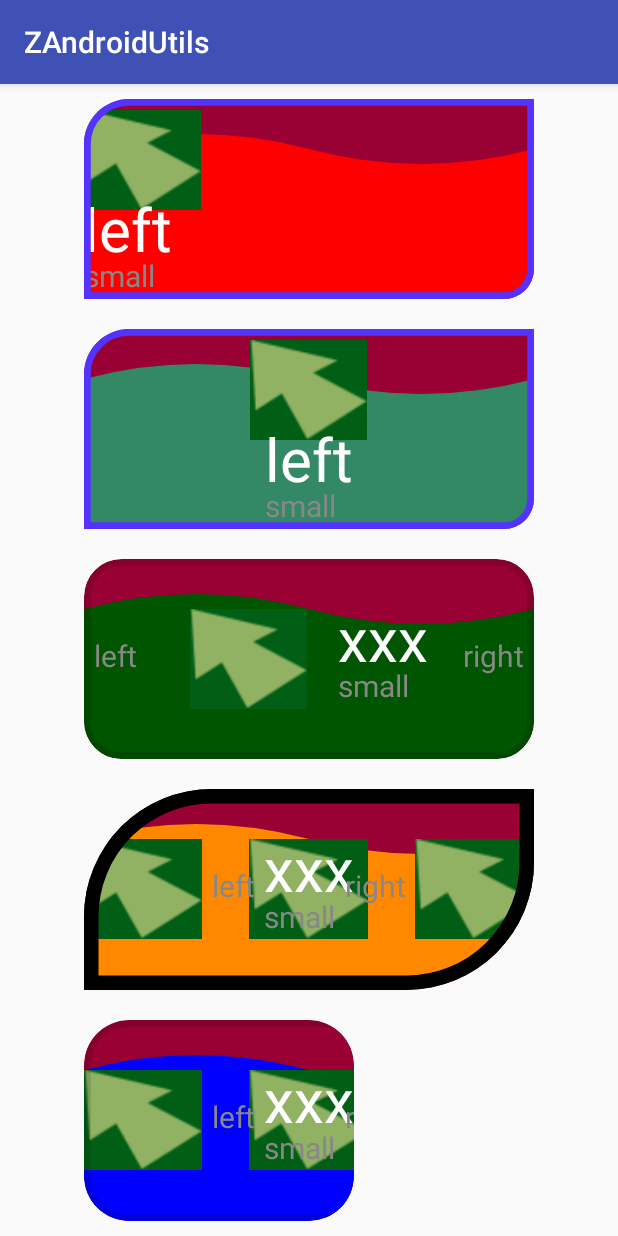
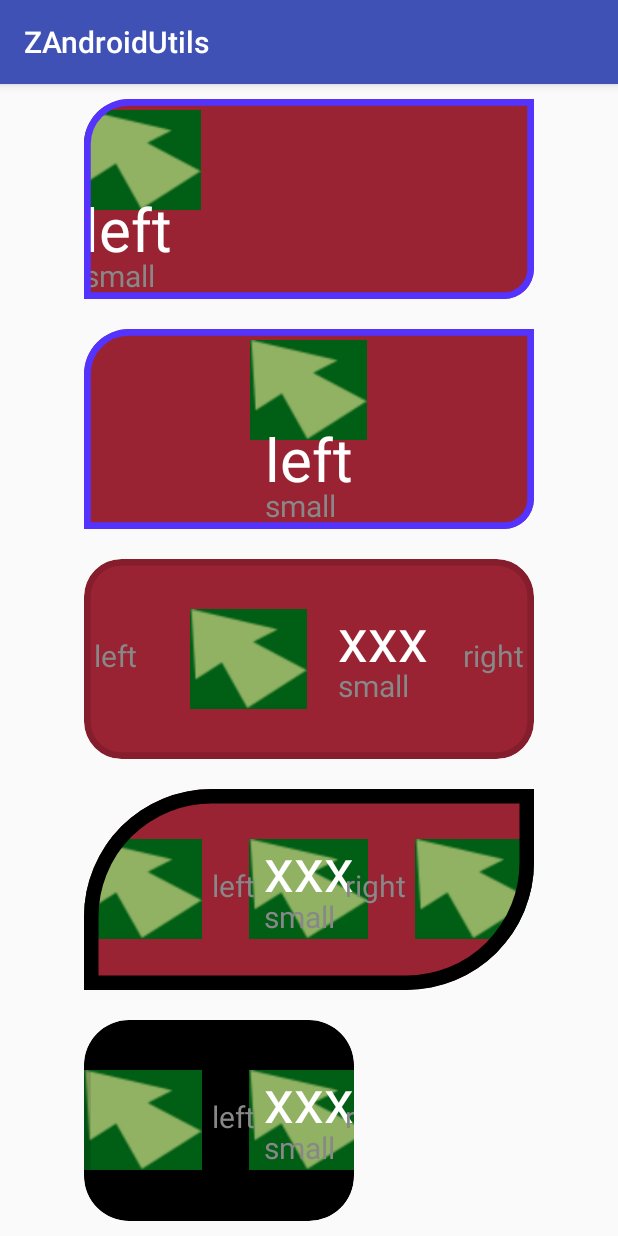
Before and after one commit to Zhaoyuntao/AndroidUtils, an Android app: the screen it shows after launch (MainActivity), on a phone screen of 412 x 824 dp. Run offline under Robolectric (Android 15) with nearby library versions, the phone set to English and light mode, and no system bars.

Commit message:
20190117

```diff
--- a/app/src/main/java/com/androidutils/www/zandroidutils/MainActivity.java
+++ b/app/src/main/java/com/androidutils/www/zandroidutils/MainActivity.java
@@ -19,5 +19,12 @@ public class MainActivity extends AppCompatActivity {
         setContentView(R.layout.activity_main);
 
         final ZButton zButton = findViewById(R.id.zbutton);
+        final ZButton zButton0 = findViewById(R.id.zbutton0);
+        final ZButton zButton1 = findViewById(R.id.zbutton1);
+        final ZButton zButton2 = findViewById(R.id.zbutton2);
+        final ZButton zButton3 = findViewById(R.id.zbutton3);
+        zButton.addFriend(zButton0).addFriend(zButton1).addFriend(zButton2).addFriend(zButton3);
+        zButton3.setChoosen(true);
+
     }
 }
--- a/app/src/main/res/layout/activity_main.xml
+++ b/app/src/main/res/layout/activity_main.xml
@@ -21,12 +21,12 @@
         app:color_back="#992233"
         app:color_back_click="#990033"
         app:color_back_disable="#666666"
-        app:color_back_choose="#990033"
+        app:color_back_choose="#000000"
         app:radius_lefttop="30dp"
         app:radius_rightbottom="20dp"
         app:text_center="left"
         app:text_center_small="small"
-        app:wave="true"
+        app:wave="false"
         app:wavecolor="#ff0000"
         app:textsize="40sp"
         app:textsize_small="20sp"
@@ -52,12 +52,12 @@
         app:color_back="#992233"
         app:color_back_click="#990033"
         app:color_back_disable="#666666"
-        app:color_back_choose="#990033"
+        app:color_back_choose="#000000"
         app:radius_lefttop="30dp"
         app:radius_rightbottom="20dp"
         app:text_center="left"
         app:text_center_small="small"
-        app:wave="true"
+        app:wave="false"
         app:wavecolor="#338866"
         app:textsize="40sp"
         app:textsize_small="20sp"
@@ -82,13 +82,13 @@
         app:color_back="#992233"
         app:color_back_click="#990033"
         app:color_back_disable="#666666"
-        app:color_back_choose="#990033"
+        app:color_back_choose="#000000"
         app:radius="25dp"
         app:text_center="xxx"
         app:text_center_small="small"
         app:text_left="left"
         app:text_right="right"
-        app:wave="true"
+        app:wave="false"
         app:wavecolor="#005500"
         app:textsize="40sp"
         app:textsize_small="20sp"
@@ -116,14 +116,14 @@
         app:color_back="#992233"
         app:color_back_click="#990033"
         app:color_back_disable="#666666"
-        app:color_back_choose="#990033"
+        app:color_back_choose="#000000"
         app:radius_lefttop="85dp"
         app:radius_rightbottom="85dp"
         app:text_center="xxx"
         app:text_center_small="small"
         app:text_left="left"
         app:text_right="right"
-        app:wave="true"
+        app:wave="false"
         app:wavecolor="#ff8800"
         app:wavecolor_click="#ff88ff"
         app:textsize="40sp"
@@ -156,13 +156,13 @@
         app:color_back="#992233"
         app:color_back_click="#990033"
         app:color_back_disable="#666666"
-        app:color_back_choose="#990033"
+        app:color_back_choose="#000000"
         app:radius="30dp"
         app:text_center="xxx"
         app:text_center_small="small"
         app:text_left="left"
         app:text_right="right"
-        app:wave="true"
+        app:wave="false"
         app:wavecolor="#0000ff"
         app:textsize="40sp"
         app:textsize_small="20sp"
--- a/mylibrary/build.gradle
+++ b/mylibrary/build.gradle
@@ -54,7 +54,7 @@ ext {
     libraryDescription = 'some useful utils for android'
     siteUrl = 'https://github.com/Zhaoyuntao/AndroidUtils'
     gitUrl = 'https://github.com/Zhaoyuntao/AndroidUtils.git'
-    libraryVersion = '1.5.6'
+    libraryVersion = '1.5.9'
     developerId = 'zhaoyuntao'
     developerName = 'zhaoyuntao'
     developerEmail = 'xixitongxue@foxmail.com'
--- a/mylibrary/src/main/java/com/zhaoyuntao/androidutils/component/ZButton.java
+++ b/mylibrary/src/main/java/com/zhaoyuntao/androidutils/component/ZButton.java
@@ -21,6 +21,9 @@ import com.zhaoyuntao.androidutils.R;
 import com.zhaoyuntao.androidutils.tools.B;
 import com.zhaoyuntao.androidutils.tools.SS;
 import com.zhaoyuntao.androidutils.tools.TextMeasure;
+
+import java.util.HashMap;
+import java.util.Map;
 
 
 /**
@@ -140,6 +143,9 @@ public class ZButton extends FrameLayout {
     //width and height of view
     private int w, h;
 
+    //互斥的button
+    private Map<ZButton, ZButton> mapFriend;
+
     public ZButton(Context context) {
         super(context);
         init(context, null);
@@ -186,13 +192,75 @@ public class ZButton extends FrameLayout {
         postInvalidate();
     }
 
+    private void addFriend2(ZButton zButton) {
+        if (mapFriend == null) {
+            mapFriend = new HashMap<>();
+        }
+        mapFriend.put(zButton, zButton);
+    }
+
+    public ZButton addFriend(ZButton zButton) {
+        if (zButton != this) {
+            if (mapFriend != null) {
+                for (ZButton zButton1 : mapFriend.keySet()) {
+                    zButton1.addFriend2(zButton);
+                    zButton.addFriend2(zButton1);
+                }
+            }
+            this.addFriend2(zButton);
+            zButton.addFriend2(this);
+        }
+        return this;
+    }
+
+    private void removeFriend2(ZButton zButton) {
+        if (mapFriend != null) {
+            mapFriend.remove(zButton);
+        }
+    }
+
+    /**
+     * 参数中的这个button将会被互斥组内所有的button所抛弃
+     *
+     * @param zButton
+     */
+    public void removeFriend(ZButton zButton) {
+        if (zButton != this) {
+            if (mapFriend != null) {
+                for (ZButton zButton1 : mapFriend.keySet()) {
+                    zButton1.removeFriend2(zButton);
+                    zButton.removeFriend2(zButton1);
+                }
+            }
+            removeFriend2(zButton);
+            if (zButton != null) {
+                zButton.removeFriend2(this);
+            }
+        }
+    }
+
+    public void clearFriend() {
+        if (mapFriend != null) {
+            mapFriend.clear();
+        }
+    }
+
     @Override
     public boolean onTouchEvent(MotionEvent event) {
         if (isClickable()) {
             switch (event.getAction()) {
                 case MotionEvent.ACTION_DOWN:
                     if (this.isAutoChange) {
-                        isChoosen = !isChoosen;
+                        if(isChoosen()){
+                            //当没有互斥按钮时才可以自由改变其未被选中的状态
+                            if(mapFriend==null||mapFriend.size()==0){
+                                setChoosen(false);
+                            }else{
+                                //当存在互斥按钮时, 该按钮无法通过被点击改变其被选中的状态
+                            }
+                        }else {
+                            setChoosen(true);
+                        }
                     }
                     isClick = true;
                     break;
@@ -208,16 +276,6 @@ public class ZButton extends FrameLayout {
             postInvalidate();
         }
         return super.onTouchEvent(event);
-    }
-
-    @Override
-    public void setClickable(boolean clickable) {
-        super.setClickable(clickable);
-        if (clickable) {
-            setChoosen(true);
-        } else {
-            setChoosen(false);
-        }
     }
 
     ZImageView zImageView;
@@ -439,9 +497,20 @@ public class ZButton extends FrameLayout {
         postInvalidate();
     }
 
-    public void setChoosen(boolean isChoosen) {
+    private void setSelfChoosen(boolean isChoosen) {
         this.isChoosen = isChoosen;
         postInvalidate();
+    }
+
+    public void setChoosen(boolean isChoosen) {
+        setSelfChoosen(isChoosen);
+        if (mapFriend != null && isChoosen) {
+            for (ZButton zButton : mapFriend.keySet()) {
+                if (zButton != null) {
+                    zButton.setSelfChoosen(false);
+                }
+            }
+        }
     }
 
     @Override
@@ -1114,7 +1183,7 @@ public class ZButton extends FrameLayout {
                     percent_bitmap_center = 1f;
                 }
                 h_bitmap_center_draw = h * percent_bitmap_center * 0.5f;
-                w_bitmap_center_draw = h_bitmap_center_draw * (((float)w_bitmap_center) /  h_bitmap_center);
+                w_bitmap_center_draw = h_bitmap_center_draw * (((float) w_bitmap_center) / h_bitmap_center);
             }
 
             //calculate img x and y of center
@@ -1436,5 +1505,6 @@ public class ZButton extends FrameLayout {
     public void destroyDrawingCache() {
         super.destroyDrawingCache();
         stopAnimation();
+        clearFriend();
     }
 }
```
